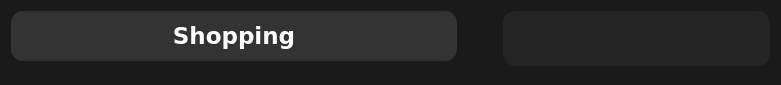
Above: ui/StatisticsWindow/Forms/SpendingForm/spendingform.ui from MopedG/FinanceAnalytics before the change. Below: the same form after it.
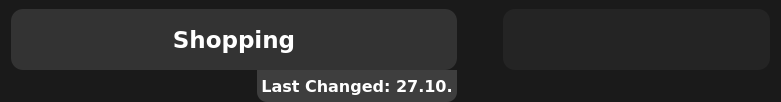
That is the form after the change.

Commit message: Add: Button for lastChanged

What changed in the file:
```diff
--- a/ui/StatisticsWindow/Forms/SpendingForm/spendingform.ui
+++ b/ui/StatisticsWindow/Forms/SpendingForm/spendingform.ui
@@ -7,13 +7,19 @@
     <x>0</x>
     <y>0</y>
     <width>781</width>
-    <height>85</height>
+    <height>102</height>
    </rect>
   </property>
+  <property name="sizePolicy">
+   <sizepolicy hsizetype="Preferred" vsizetype="Minimum">
+    <horstretch>0</horstretch>
+    <verstretch>0</verstretch>
+   </sizepolicy>
+  </property>
   <property name="minimumSize">
    <size>
     <width>0</width>
-    <height>85</height>
+    <height>102</height>
    </size>
   </property>
   <property name="windowTitle">
@@ -23,12 +29,18 @@
    <string notr="true">background-color: rgb(26, 26, 26);</string>
   </property>
   <layout class="QHBoxLayout" name="horizontalLayout" stretch="5,0,3">
+   <property name="topMargin">
+    <number>9</number>
+   </property>
    <property name="bottomMargin">
-    <number>5</number>
+    <number>0</number>
    </property>
    <item>
-    <layout class="QVBoxLayout" name="verticalLayout" stretch="4,1">
-     <item>
+    <layout class="QVBoxLayout" name="verticalLayout" stretch="5,3">
+     <property name="spacing">
+      <number>0</number>
+     </property>
+     <item alignment="Qt::AlignTop">
       <widget class="QPushButton" name="category">
        <property name="sizePolicy">
         <sizepolicy hsizetype="Minimum" vsizetype="Preferred">
@@ -36,6 +48,12 @@
          <verstretch>0</verstretch>
         </sizepolicy>
        </property>
+       <property name="minimumSize">
+        <size>
+         <width>0</width>
+         <height>61</height>
+        </size>
+       </property>
        <property name="font">
         <font>
          <family>Verdana</family>
@@ -56,7 +74,54 @@
       </widget>
      </item>
      <item>
-      <widget class="QWidget" name="lastChanged" native="true"/>
+      <layout class="QHBoxLayout" name="horizontalLayout_2" stretch="5,2">
+       <item>
+        <spacer name="horizontalSpacer_2">
+         <property name="orientation">
+          <enum>Qt::Horizontal</enum>
+         </property>
+         <property name="sizeHint" stdset="0">
+          <size>
+           <width>40</width>
+           <height>20</height>
+          </size>
+         </property>
+        </spacer>
+       </item>
+       <item>
+        <widget class="QPushButton" name="lastChanged">
+         <property name="sizePolicy">
+          <sizepolicy hsizetype="Minimum" vsizetype="Preferred">
+           <horstretch>0</horstretch>
+           <verstretch>0</verstretch>
+          </sizepolicy>
+         </property>
+         <property name="minimumSize">
+          <size>
+           <width>200</width>
+           <height>0</height>
+          </size>
+         </property>
+         <property name="font">
+          <font>
+           <family>Verdana</family>
+           <pointsize>12</pointsize>
+           <bold>true</bold>
+          </font>
+         </property>
+         <property name="styleSheet">
+          <string notr="true">background-color: rgb(62, 62, 62);
+border-bottom-left-radius: 10px;
+border-bottom-right-radius: 10px;
+color: rgb(255, 255, 255);
+</string>
+         </property>
+         <property name="text">
+          <string>Last Changed: 27.10.</string>
+         </property>
+        </widget>
+       </item>
+      </layout>
      </item>
     </layout>
    </item>
@@ -74,15 +139,21 @@
     </spacer>
    </item>
    <item>
-    <layout class="QVBoxLayout" name="verticalLayout_2" stretch="4,1">
+    <layout class="QVBoxLayout" name="verticalLayout_2" stretch="5,2">
      <item>
       <widget class="QLineEdit" name="amount">
        <property name="sizePolicy">
-        <sizepolicy hsizetype="Expanding" vsizetype="Preferred">
+        <sizepolicy hsizetype="Expanding" vsizetype="Fixed">
          <horstretch>3</horstretch>
          <verstretch>0</verstretch>
         </sizepolicy>
        </property>
+       <property name="minimumSize">
+        <size>
+         <width>0</width>
+         <height>61</height>
+        </size>
+       </property>
        <property name="font">
         <font>
          <family>Verdana</family>
```
The commit also changes 2 other files.
